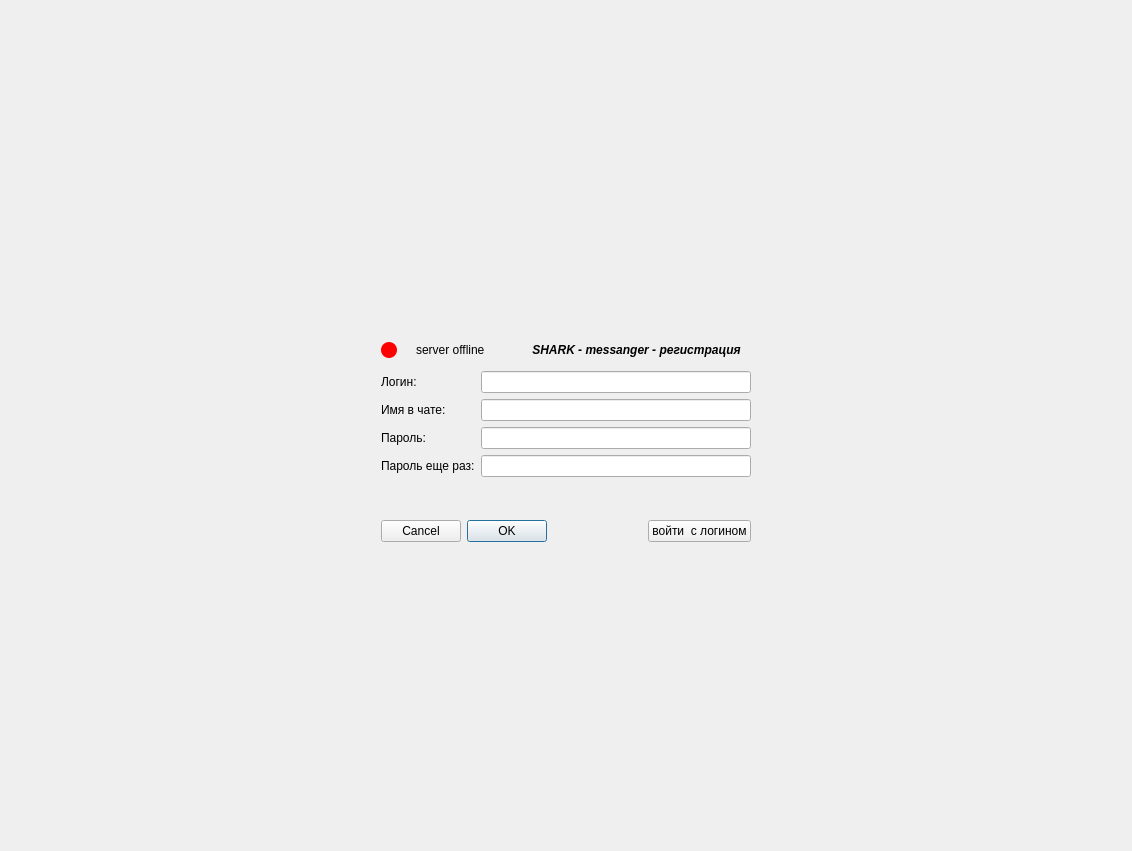
The window that Shark_UI/screen_register.ui (YanBatytskiy/Shark_3_0_Qt) describes before a commit, drawn with Qt 5.
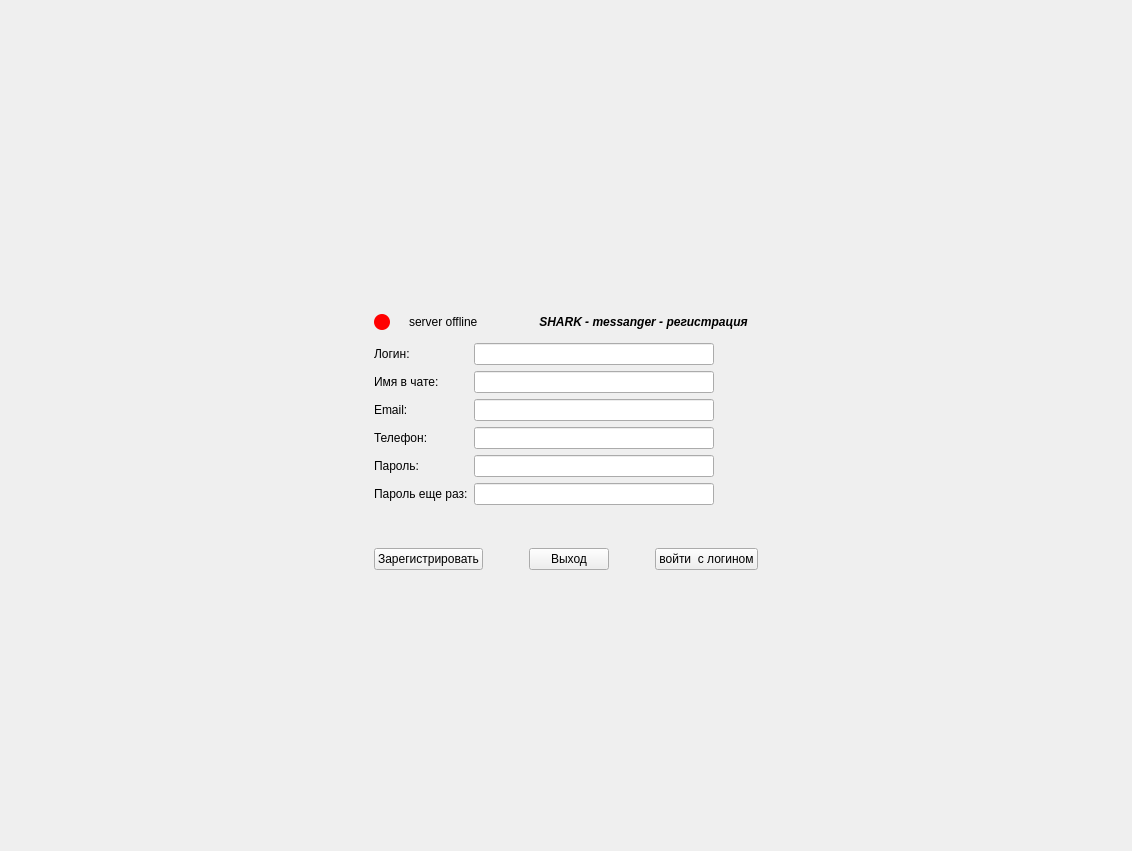
The same window after the commit. Icons and pictures are not drawn.

```diff
--- a/Shark_UI/screen_register.ui
+++ b/Shark_UI/screen_register.ui
@@ -247,6 +247,18 @@
        </item>
        <item row="0" column="1">
         <widget class="QLineEdit" name="loginEdit">
+         <property name="sizePolicy">
+          <sizepolicy hsizetype="Fixed" vsizetype="Fixed">
+           <horstretch>0</horstretch>
+           <verstretch>0</verstretch>
+          </sizepolicy>
+         </property>
+         <property name="minimumSize">
+          <size>
+           <width>240</width>
+           <height>0</height>
+          </size>
+         </property>
          <property name="toolTip">
           <string>Не менее 5 и не более 20 символов, только английские буквы и цифры</string>
          </property>
@@ -262,15 +274,27 @@
          </property>
         </widget>
        </item>
-       <item row="2" column="0">
+       <item row="4" column="0">
         <widget class="QLabel" name="label_3">
          <property name="text">
           <string>Пароль:</string>
          </property>
         </widget>
        </item>
-       <item row="2" column="1">
+       <item row="4" column="1">
         <widget class="QLineEdit" name="passwordEdit">
+         <property name="sizePolicy">
+          <sizepolicy hsizetype="Fixed" vsizetype="Fixed">
+           <horstretch>0</horstretch>
+           <verstretch>0</verstretch>
+          </sizepolicy>
+         </property>
+         <property name="minimumSize">
+          <size>
+           <width>240</width>
+           <height>0</height>
+          </size>
+         </property>
          <property name="toolTip">
           <string>Не менее 5 и не более 20 символов, Мнимум одна заглавная и одна цифра (только латинские буквы)</string>
          </property>
@@ -282,15 +306,27 @@
          </property>
         </widget>
        </item>
-       <item row="3" column="0">
+       <item row="5" column="0">
         <widget class="QLabel" name="label_4">
          <property name="text">
           <string>Пароль еще раз:</string>
          </property>
         </widget>
        </item>
-       <item row="3" column="1">
+       <item row="5" column="1">
         <widget class="QLineEdit" name="passwordConfirmEdit">
+         <property name="sizePolicy">
+          <sizepolicy hsizetype="Fixed" vsizetype="Fixed">
+           <horstretch>0</horstretch>
+           <verstretch>0</verstretch>
+          </sizepolicy>
+         </property>
+         <property name="minimumSize">
+          <size>
+           <width>240</width>
+           <height>0</height>
+          </size>
+         </property>
          <property name="toolTip">
           <string>Повторите ввод пароля</string>
          </property>
@@ -304,6 +340,18 @@
        </item>
        <item row="1" column="1">
         <widget class="QLineEdit" name="nameEdit">
+         <property name="sizePolicy">
+          <sizepolicy hsizetype="Fixed" vsizetype="Fixed">
+           <horstretch>0</horstretch>
+           <verstretch>0</verstretch>
+          </sizepolicy>
+         </property>
+         <property name="minimumSize">
+          <size>
+           <width>240</width>
+           <height>0</height>
+          </size>
+         </property>
          <property name="toolTip">
           <string>Не менее 2 и не более 20 символов, только английские буквы и цифры</string>
          </property>
@@ -312,6 +360,52 @@
          </property>
         </widget>
        </item>
+       <item row="2" column="0">
+        <widget class="QLabel" name="label_7">
+         <property name="text">
+          <string>Email:</string>
+         </property>
+        </widget>
+       </item>
+       <item row="2" column="1">
+        <widget class="QLineEdit" name="emailLineEdit">
+         <property name="sizePolicy">
+          <sizepolicy hsizetype="Fixed" vsizetype="Fixed">
+           <horstretch>0</horstretch>
+           <verstretch>0</verstretch>
+          </sizepolicy>
+         </property>
+         <property name="minimumSize">
+          <size>
+           <width>240</width>
+           <height>0</height>
+          </size>
+         </property>
+        </widget>
+       </item>
+       <item row="3" column="0">
+        <widget class="QLabel" name="label_8">
+         <property name="text">
+          <string>Телефон:</string>
+         </property>
+        </widget>
+       </item>
+       <item row="3" column="1">
+        <widget class="QLineEdit" name="phoneLineEdit">
+         <property name="sizePolicy">
+          <sizepolicy hsizetype="Fixed" vsizetype="Fixed">
+           <horstretch>0</horstretch>
+           <verstretch>0</verstretch>
+          </sizepolicy>
+         </property>
+         <property name="minimumSize">
+          <size>
+           <width>240</width>
+           <height>0</height>
+          </size>
+         </property>
+        </widget>
+       </item>
       </layout>
      </item>
      <item>
@@ -333,15 +427,29 @@
      <item>
       <layout class="QHBoxLayout" name="horizontalLayout_2">
        <item>
-        <widget class="QDialogButtonBox" name="registerButtonBox">
-         <property name="layoutDirection">
-          <enum>Qt::LayoutDirection::RightToLeft</enum>
+        <widget class="QPushButton" name="registerPushButton">
+         <property name="text">
+          <string>Зарегистрировать</string>
          </property>
-         <property name="standardButtons">
-          <set>QDialogButtonBox::StandardButton::Cancel|QDialogButtonBox::StandardButton::Ok</set>
+        </widget>
+       </item>
+       <item>
+        <spacer name="horizontalSpacer_9">
+         <property name="orientation">
+          <enum>Qt::Orientation::Horizontal</enum>
          </property>
-         <property name="centerButtons">
-          <bool>true</bool>
+         <property name="sizeHint" stdset="0">
+          <size>
+           <width>40</width>
+           <height>20</height>
+          </size>
+         </property>
+        </spacer>
+       </item>
+       <item>
+        <widget class="QPushButton" name="exitPushButton">
+         <property name="text">
+          <string>Выход</string>
          </property>
         </widget>
        </item>
```
Left out of the diff: 6 changed lines with no effect on the pictures.
